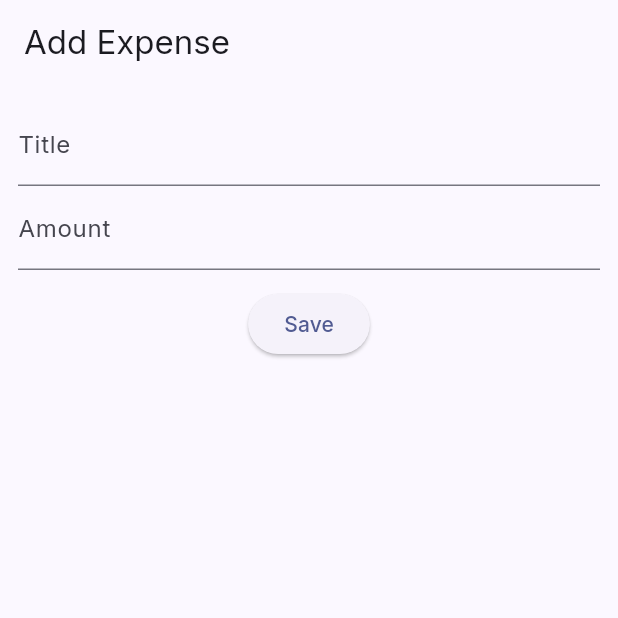
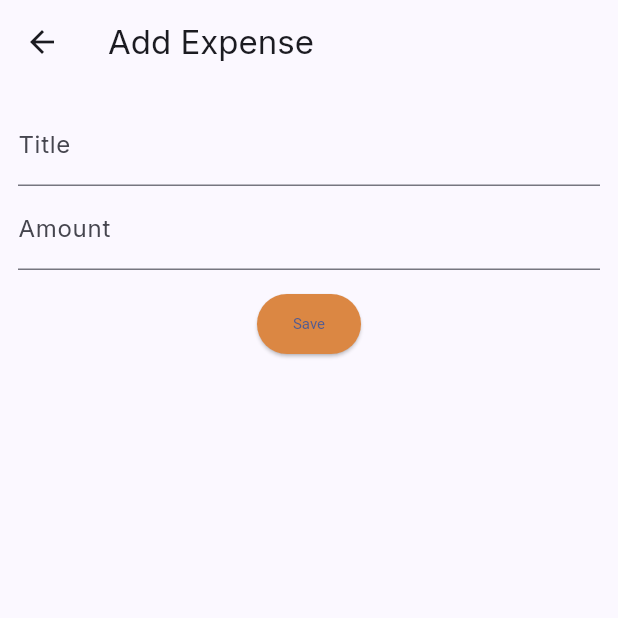
Before and after one commit to utk4rsh92/FinTrack, a Flutter app: the AddExpenseScreen screen opened by its route, on a phone screen of 412 x 824 dp, the top half of it. Run offline on Flutter 3.47's test engine with Material 3 defaults, Android fonts, the phone set to English and light mode, and no system bars; our stand-ins replace go_router, google_fonts, sqflite; accounts and stored records are empty.

Commit message:
second commit

```diff
--- a/lib/app_router.dart
+++ b/lib/app_router.dart
@@ -1,14 +1,35 @@
 
 import 'package:fintrack/ui/screens/add_expense_screen.dart';
 import 'package:fintrack/ui/screens/dashboard_screens.dart';
+import 'package:flutter/cupertino.dart';
 import 'package:go_router/go_router.dart';
 
+// final appRouter = GoRouter(
+//    initialLocation: '/',
+//    routes: [
+//      GoRoute(path: '/',
+//      builder: (context,state)=>const DashboardScreens() ),
+//      GoRoute(path: '/add',
+//      builder: (context,state)=>const AddExpenseScreen() ),
+//    ],
+// );
+
+
+final _rootNavigatorKey = GlobalKey<NavigatorState>();
+
 final appRouter = GoRouter(
-   initialLocation: '/',
-   routes: [
-     GoRoute(path: '/',
-     builder: (context,state)=>const DashboardScreens() ),
-     GoRoute(path: '/add',
-     builder: (context,state)=>const AddExpenseScreen() ),
-   ],
+  navigatorKey: _rootNavigatorKey,
+  initialLocation: '/',
+  routes: [
+    GoRoute(
+      path: '/',
+      builder: (context, state) => const DashboardScreens(),
+      routes: [
+        GoRoute(
+          path: 'add',
+          builder: (context, state) => const AddExpenseScreen(),
+        ),
+      ],
+    ),
+  ],
 );
--- a/lib/ui/screens/add_expense_screen.dart
+++ b/lib/ui/screens/add_expense_screen.dart
@@ -1,4 +1,5 @@
 import 'package:flutter/material.dart';
+import 'package:go_router/go_router.dart';
 import 'package:provider/provider.dart';
 import 'package:uuid/uuid.dart';
 
@@ -36,8 +37,19 @@ class _AddExpenseScreenState extends State<AddExpenseScreen> {
           );
 
           context.read<ExpenseProvider>().addExpense(expense);
-          Navigator.pop(context);
+          WidgetsBinding.instance.addPostFrameCallback((_) {
+            Navigator.of(context).pop();
+          });
         },
+        style: ElevatedButton.styleFrom(
+            backgroundColor: const Color(0xffdb8743),
+           // padding: EdgeInsets.symmetric(horizontal: 10, vertical: 20),
+            textStyle: const TextStyle(
+                fontSize: 10,
+                color: Colors.white
+                //fontWeight: FontWeight.bold
+            )
+        ),
         child: const Text('Save'),
       )
       ],
--- a/pubspec.yaml
+++ b/pubspec.yaml
@@ -26,6 +26,8 @@ dependencies:
   google_fonts: ^6.2.1
   go_router: ^15.0.0
   uuid: ^4.5.0
+  intl: ^0.20.0
+  sqflite: ^2.4.1
 dev_dependencies:
   flutter_test:
     sdk: flutter
```
Also changed, not shown: lib/data/services/database_service.dart (added, +36 -0 lines), lib/providers/expense_provider.dart (+40 -1 lines), lib/ui/screens/dashboard_screens.dart (+31 -5 lines), pubspec.lock, 1 other file.
